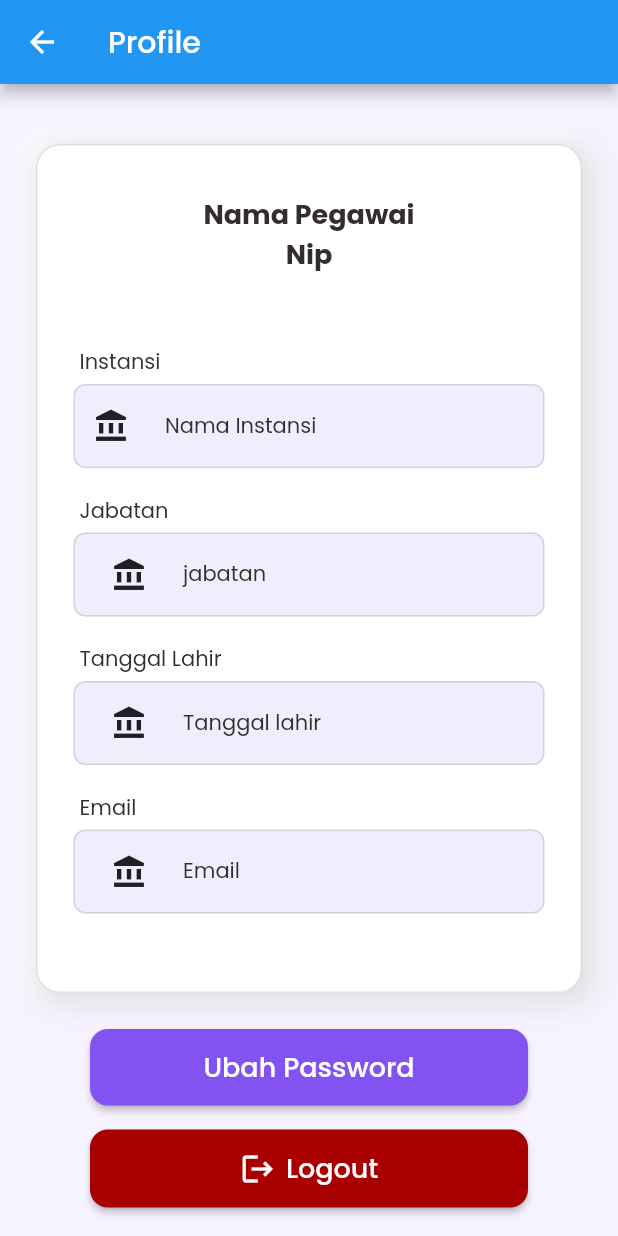
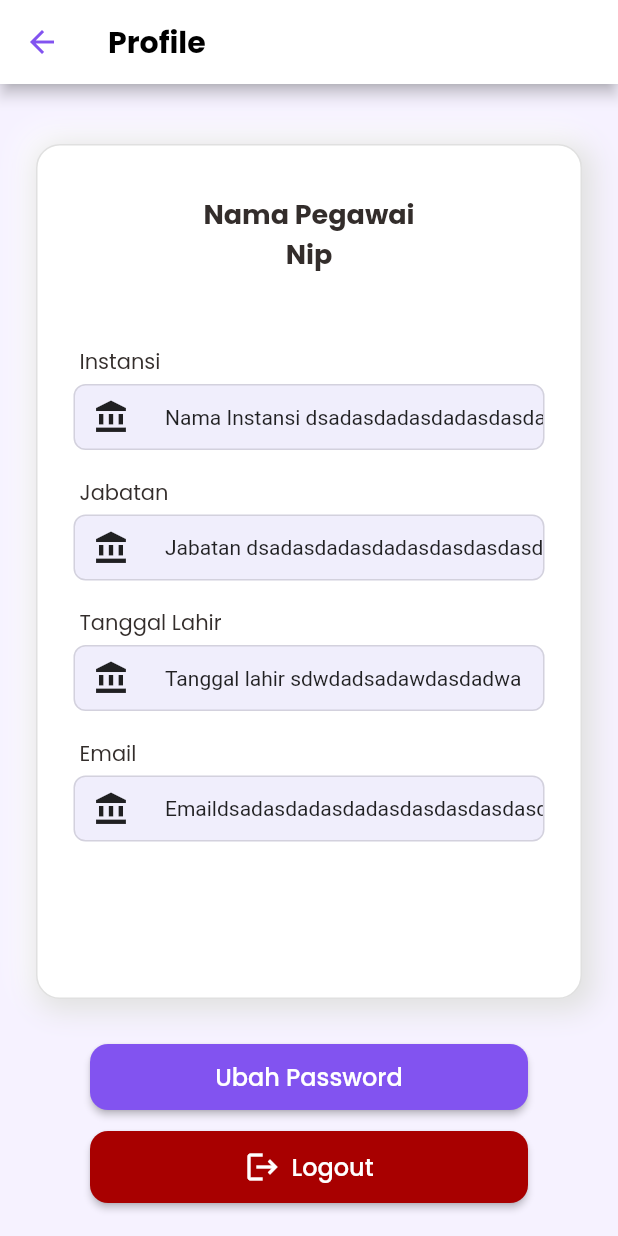
Before and after one commit to MikaSRahwono/Presensi-Kab-Pidie, a Flutter app: the ProfilePage screen opened directly, on a phone screen of 412 x 824 dp. Run offline on Flutter 3.47's test engine with Material 2 defaults, Android fonts, the phone set to English and light mode, and no system bars; drawn by our look-alikes of auto_size_text; our stand-ins replace google_fonts.

Commit message:
Fixing bug for text field widgets

```diff
--- a/lib/features/profile/presentation/profile.dart
+++ b/lib/features/profile/presentation/profile.dart
@@ -1,3 +1,4 @@
+import 'package:auto_size_text/auto_size_text.dart';
 import 'package:flutter/material.dart';
 import 'package:google_fonts/google_fonts.dart';
 import 'package:presensi_mobileapp/widgets/_widgets.dart';
@@ -20,15 +21,16 @@ class _ProfilePageState extends State<ProfilePage> {
     return Scaffold(
       extendBody: true,
       appBar: AppBar(
+        backgroundColor: Colors.white,
         automaticallyImplyLeading: true,
         title: Text(
           'Profile',
           style: GoogleFonts.poppins(
-              color: Colors.white, fontWeight: FontWeight.w500),
+              color: Colors.black, fontWeight: FontWeight.w700),
         ),
         leading: IconButton(
           icon: Icon(Icons.arrow_back_outlined),
-          color: Colors.white,
+          color: Color.fromRGBO(130, 83, 240, 1),
           onPressed: () {
             Navigator.pop(context);
           },
@@ -76,7 +78,7 @@ class _ProfilePageState extends State<ProfilePage> {
                     Padding(
                       padding: const EdgeInsets.only(left: 24.0, right: 24, top: 4),
                       child: Container(
-                        height: 56,
+                        height: 44,
                         decoration: BoxDecoration(
                           borderRadius: BorderRadius.circular(8),
                           color: Color.fromRGBO(240, 238, 252, 1),
@@ -85,10 +87,17 @@ class _ProfilePageState extends State<ProfilePage> {
                         child: Padding(
                           padding: const EdgeInsets.only(left: 12),
                           child: Row(
+                            crossAxisAlignment: CrossAxisAlignment.center,
+                            mainAxisAlignment: MainAxisAlignment.start,
                             children: [
                               Icon(Icons.account_balance),
                               SizedBox(width: 24,),
-                              HelperBigText(text: "Nama Instansi", size: 14,)
+                              Expanded(
+                                  child: SingleChildScrollView(
+                                      scrollDirection: Axis.horizontal,
+                                      child: Text("Nama Instansi dsadasdadasdadasdasdasdasdasdadas", style: TextStyle(fontSize: 14),)
+                                  )
+                              )
                             ],
                           ),
                         ),
@@ -102,19 +111,26 @@ class _ProfilePageState extends State<ProfilePage> {
                     Padding(
                         padding: const EdgeInsets.only(left: 24.0, right: 24.0, top: 4.0),
                         child: Container(
-                          height: 56,
+                          height: 44,
                           decoration: BoxDecoration(
                             borderRadius: BorderRadius.circular(8),
                             color: Color.fromRGBO(240, 238, 252, 1),
                             border: Border.all(color: Colors.black12),
                           ),
                           child: Padding(
-                            padding: const EdgeInsets.only(left: 24),
+                            padding: const EdgeInsets.only(left: 12),
                             child: Row(
+                              crossAxisAlignment: CrossAxisAlignment.center,
+                              mainAxisAlignment: MainAxisAlignment.start,
                               children: [
                                 Icon(Icons.account_balance),
                                 SizedBox(width: 24,),
-                                HelperBigText(text: "jabatan", size: 14,)
+                                Expanded(
+                                    child: SingleChildScrollView(
+                                        scrollDirection: Axis.horizontal,
+                                        child: Text("Jabatan dsadasdadasdadasdasdasdasdasdadas", style: TextStyle(fontSize: 14),)
+                                    )
+                                )
                               ],
                             ),
                           ),
@@ -128,19 +144,26 @@ class _ProfilePageState extends State<ProfilePage> {
                     Padding(
                         padding: const EdgeInsets.only(left: 24.0, right: 24.0, top: 4.0),
                         child: Container(
-                          height: 56,
+                          height: 44,
                           decoration: BoxDecoration(
                             borderRadius: BorderRadius.circular(8),
                             color: Color.fromRGBO(240, 238, 252, 1),
                             border: Border.all(color: Colors.black12),
                           ),
                           child: Padding(
-                            padding: const EdgeInsets.only(left: 24),
+                            padding: const EdgeInsets.only(left: 12),
                             child: Row(
+                              crossAxisAlignment: CrossAxisAlignment.center,
+                              mainAxisAlignment: MainAxisAlignment.start,
                               children: [
                                 Icon(Icons.account_balance),
                                 SizedBox(width: 24,),
-                                HelperBigText(text: "Tanggal lahir", size: 14,)
+                                Expanded(
+                                    child: SingleChildScrollView(
+                                        scrollDirection: Axis.horizontal,
+                                        child: Text("Tanggal lahir sdwdadsadawdasdadwa", style: TextStyle(fontSize: 14),)
+                                    )
+                                )
                               ],
                             ),
                           ),
@@ -154,26 +177,36 @@ class _ProfilePageState extends State<ProfilePage> {
                     Padding(
                         padding: const EdgeInsets.only(left: 24.0, right: 24.0, top: 4.0),
                         child: Container(
-                          height: 56,
+                          height: 44,
                           decoration: BoxDecoration(
                             borderRadius: BorderRadius.circular(8),
                             color: Color.fromRGBO(240, 238, 252, 1),
                             border: Border.all(color: Colors.black12),
                           ),
                           child: Padding(
-                            padding: const EdgeInsets.only(left: 24),
+                            padding: const EdgeInsets.only(left: 12),
                             child: Row(
+                              crossAxisAlignment: CrossAxisAlignment.center,
+                              mainAxisAlignment: MainAxisAlignment.start,
                               children: [
-                                Icon(Icons.account_balance),
+                                Padding(
+                                  padding: const EdgeInsets.only(top: 8.0, bottom: 8),
+                                  child: Icon(Icons.account_balance),
+                                ),
                                 SizedBox(width: 24,),
-                                HelperBigText(text: "Email", size: 14,)
+                                Expanded(
+                                    child: SingleChildScrollView(
+                                      scrollDirection: Axis.horizontal,
+                                        child: Text("Emaildsadasdadasdadasdasdasdasdasdadas", style: TextStyle(fontSize: 14),)
+                                    )
+                                )
                               ],
                             ),
                           ),
                         )
                     ),
 
-                    SizedBox(height: 52,)
+                    SizedBox(height: 104,)
                   ],
                 ),
               ),
@@ -181,7 +214,7 @@ class _ProfilePageState extends State<ProfilePage> {
             ),
             Padding(
               padding:
-              const EdgeInsets.only(top: 24.0, right: 60.0, left: 60.0),
+              const EdgeInsets.only(top: 28.0, right: 60.0, left: 60.0),
               child: ElevatedButton(
                 style: ElevatedButton.styleFrom(
                     backgroundColor: Color.fromRGBO(130, 83, 240, 1),
@@ -189,12 +222,17 @@ class _ProfilePageState extends State<ProfilePage> {
                       borderRadius: BorderRadius.circular(12), // <-- Radius
                     ),
                     padding: const EdgeInsets.symmetric(
-                        horizontal: 20, vertical: 12),
+                        horizontal: 20, vertical: 10),
                     textStyle: const TextStyle(
-                        fontSize: 18,
+                        fontSize: 16,
                         fontWeight: FontWeight.w500,
                         fontFamily: "Poppins")),
-                child: Center(child: const Text('Ubah Password')),
+                child: Center(
+                    child: AutoSizeText("Ubah Password", maxLines: 1, style: TextStyle(
+                        fontSize: 16,
+                        fontWeight: FontWeight.w500,
+                        fontFamily: "Poppins") ),
+                ),
                 onPressed: () async {
                   // if (!_formKey.currentState!.validate()) {
                   //   return;
@@ -220,13 +258,16 @@ class _ProfilePageState extends State<ProfilePage> {
             ),
             Padding(
               padding:
-              const EdgeInsets.only(top: 16.0, right: 60.0, left: 60.0),
+              const EdgeInsets.only(top: 12.0, right: 60.0, left: 60.0),
               child: Container(
                 width: 400,
-                height: 52,
+                height: 48,
                 child: ElevatedButton.icon(
                   icon: Icon(Icons.logout),
-                  label: Text("Logout"), //label text
+                  label: AutoSizeText("Logout", maxLines: 1, style: TextStyle(
+                      fontSize: 16,
+                      fontWeight: FontWeight.w500,
+                      fontFamily: "Poppins") ), //label text
                   style: ElevatedButton.styleFrom(
                       backgroundColor: Color.fromRGBO(168, 0, 0, 1),
                       shape: RoundedRectangleBorder(
@@ -235,7 +276,7 @@ class _ProfilePageState extends State<ProfilePage> {
                       padding: const EdgeInsets.symmetric(
                           horizontal: 60, vertical: 12),
                       textStyle: const TextStyle(
-                          fontSize: 18,
+                          fontSize: 16,
                           fontWeight: FontWeight.w500,
                           fontFamily: "Poppins")),
                   onPressed: () async {
--- a/pubspec.yaml
+++ b/pubspec.yaml
@@ -37,7 +37,7 @@ dependencies:
   cupertino_icons: ^1.0.2
   google_fonts: ^3.0.1
   carousel_slider: ^4.0.0
-  auto_size_text: ^2.1.0
+  auto_size_text: ^3.0.0
   cool_alert: ^1.1.0
   tmdb_api:
   flutter_secure_storage: ^6.0.0
```
Also changed, not shown: pubspec.lock.
